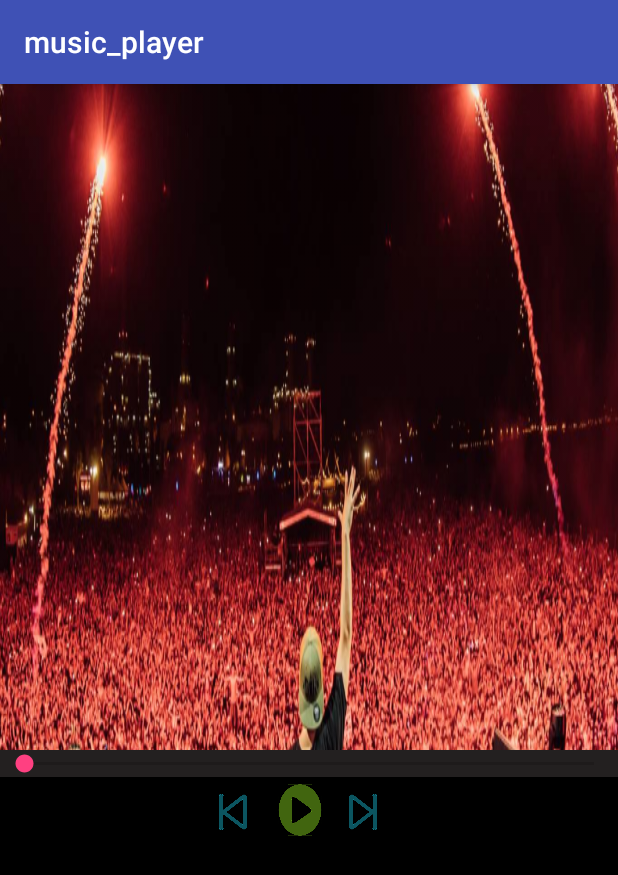
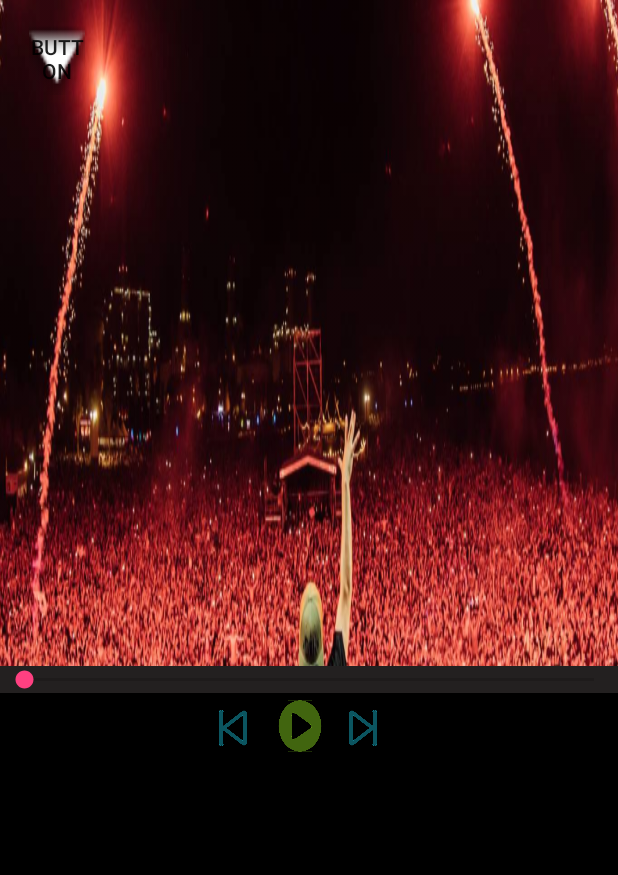
Before and after one commit to DheerajMandal/Music_player, an Android app: the screen it shows after launch (MainActivity), on a phone screen of 412 x 824 dp. Shown: the top 875 px of the screen. Run offline under Robolectric (Android 15) with nearby library versions, the phone set to English and light mode, and no system bars.

Commit message:
button commit

```diff
--- a/app/src/main/res/layout/activity_main.xml
+++ b/app/src/main/res/layout/activity_main.xml
@@ -2,63 +2,72 @@
 <RelativeLayout xmlns:android="http://schemas.android.com/apk/res/android"
     xmlns:app="http://schemas.android.com/apk/res-auto"
     xmlns:tools="http://schemas.android.com/tools"
+    android:id="@+id/parent"
     android:layout_width="match_parent"
     android:layout_height="match_parent"
-    android:id="@+id/parent"
     android:background="@drawable/background"
     tools:context="patia.silicon.com.music_player.MainActivity">
 
 
+    <LinearLayout
+        android:layout_width="match_parent"
+        android:layout_height="match_parent"
+        android:layout_marginTop="444dp"
+        android:background="#000000"
+        android:orientation="vertical">
 
-
-<LinearLayout
-    android:layout_marginTop="444dp"
-    android:layout_width="match_parent"
-    android:orientation="vertical"
-    android:background="#000000"
-    android:layout_height="match_parent">
         <SeekBar
-       android:background="#3f8f8282"
             android:id="@+id/seekbar"
             android:layout_width="match_parent"
             android:layout_height="wrap_content"
-       />
+            android:background="#3f8f8282" />
+
         <RelativeLayout
             android:layout_width="match_parent"
-       android:layout_height="match_parent"
-       >
+            android:layout_height="match_parent">
+
             <ImageButton
 
+                android:id="@+id/play"
+                android:layout_width="44dp"
+                android:layout_height="44dp"
+                android:layout_marginLeft="178dp"
+
                 android:background="@drawable/play"
-        android:layout_width="44dp"
-        android:id="@+id/play"
-        android:onClick="button"
-
-        android:layout_height="44dp"
-        android:layout_marginLeft="178dp"/>
+                android:onClick="button" />
 
             <ImageButton
-           android:onClick="button"
+                android:id="@+id/forward"
                 android:layout_width="44dp"
-           android:id="@+id/forward"
+                android:layout_height="33dp"
+                android:layout_marginLeft="220dp"
                 android:layout_marginTop="6.7dp"
-           android:layout_marginLeft="220dp"
                 android:background="@drawable/next_play_hollow"
-           android:layout_height="33dp" />
+                android:onClick="button" />
+
             <ImageButton
                 android:id="@+id/backward"
-    android:onClick="button"
                 android:layout_width="44dp"
+                android:layout_height="33dp"
+                android:layout_marginLeft="133dp"
+                android:layout_marginTop="6.7dp"
                 android:background="@drawable/back_play"
-    android:layout_marginTop="6.7dp"
-    android:layout_marginLeft="133dp"
-    android:layout_height="33dp" />
+                android:onClick="button" />
 
         </RelativeLayout>
     </LinearLayout>
 
-
-
+    <Button
+        android:id="@+id/button"
+        style="@android:style/Animation.Translucent"
+        android:layout_width="37dp"
+        android:layout_height="wrap_content"
+        android:layout_alignParentStart="true"
+        android:layout_alignParentTop="true"
+        android:layout_marginStart="19dp"
+        android:layout_marginTop="15dp"
+        android:background="@android:drawable/arrow_down_float"
+        android:text="Button" />
 
 
 </RelativeLayout>
--- a/app/src/main/res/values/styles.xml
+++ b/app/src/main/res/values/styles.xml
@@ -1,7 +1,7 @@
 <resources>
 
     <!-- Base application theme. -->
-    <style name="AppTheme" parent="Theme.AppCompat.Light.DarkActionBar">
+    <style name="AppTheme" parent="Theme.AppCompat.Light.NoActionBar">
         <!-- Customize your theme here. -->
         <item name="colorPrimary">@color/colorPrimary</item>
         <item name="colorPrimaryDark">@color/colorPrimaryDark</item>
--- a/build.gradle
+++ b/build.gradle
@@ -7,7 +7,7 @@ buildscript {
         jcenter()
     }
     dependencies {
-        classpath 'com.android.tools.build:gradle:3.0.1'
+        classpath 'com.android.tools.build:gradle:3.1.0'
 
 
         // NOTE: Do not place your application dependencies here; they belong
```
Also changed, not shown: gradle/wrapper/gradle-wrapper.properties. Lines whose indentation alone changed are shown as unchanged.
